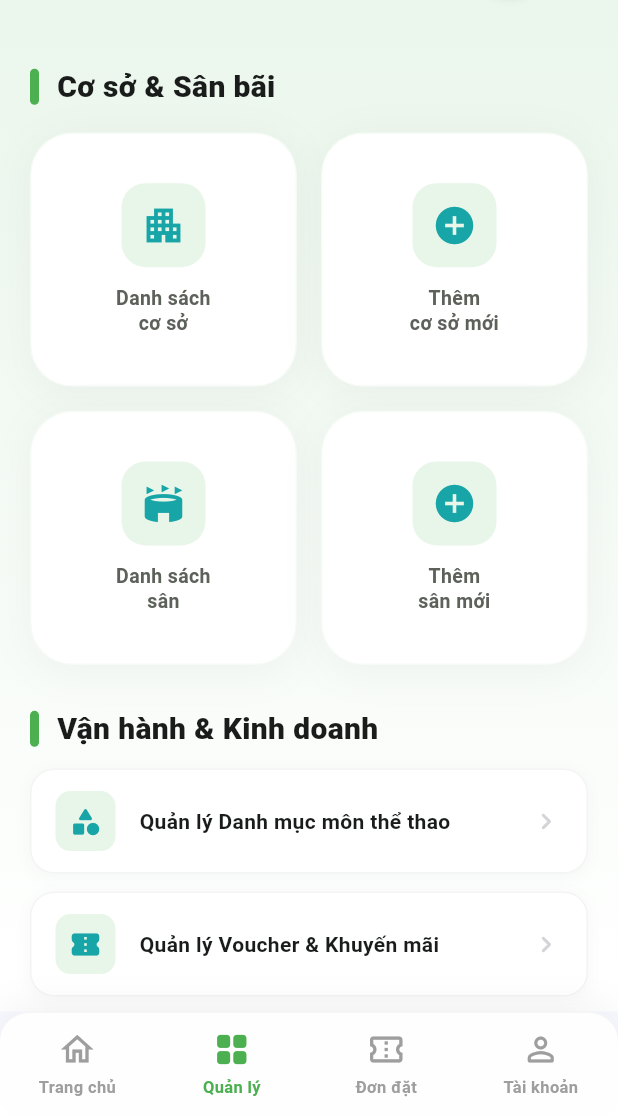
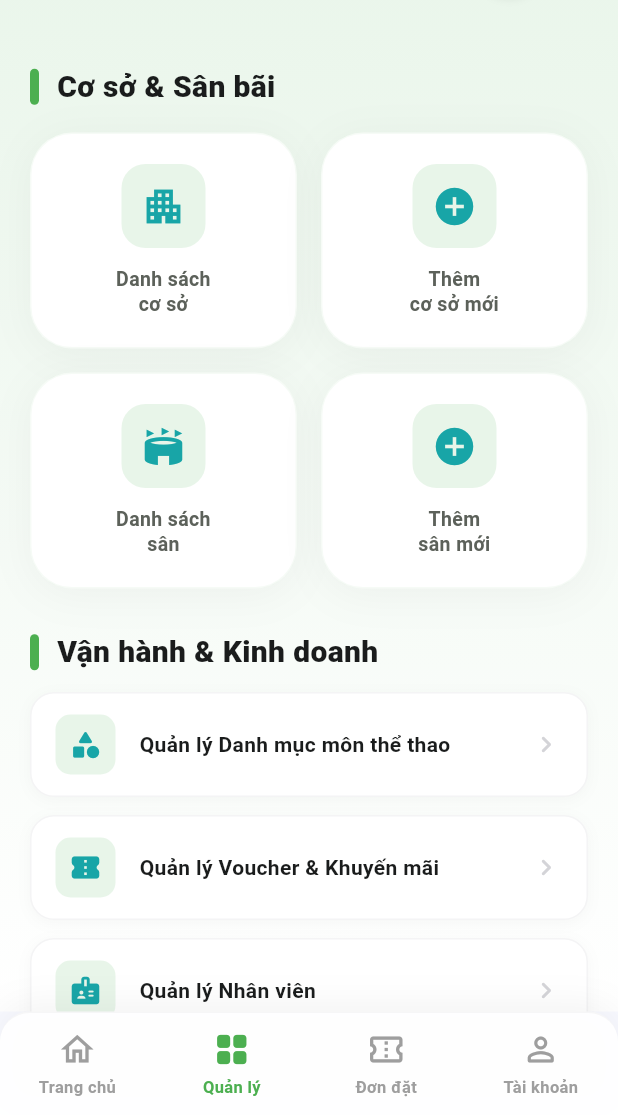
Before and after one commit to pn-knguyen/sportset_admin, a Flutter app: the ManagementScreen screen opened by its route, on a phone screen of 412 x 824 dp, the part 121-1236 px from its top. Run offline on Flutter 3.47's test engine with Material 3 defaults, Android fonts, the phone set to English and light mode, and no system bars; our stand-ins replace cloud_firestore, firebase_auth, firebase_core, firebase_storage, geocoding, geolocator and 2 more; accounts and stored records are empty; network calls fail.

Commit message:
update ui and save session for admin

```diff
--- a/lib/main.dart
+++ b/lib/main.dart
@@ -1,5 +1,6 @@
 import 'package:flutter/material.dart';
 import 'package:firebase_core/firebase_core.dart';
+import 'package:firebase_auth/firebase_auth.dart';
 import 'package:sportset_admin/routes/app_routes.dart';
 import 'package:sportset_admin/firebase_options.dart';
 import 'package:sportset_admin/services/setup_service.dart';
@@ -50,11 +51,14 @@
   // Debug: Show all accounts
   await SetupService.debugShowAllAccounts();
 
-  runApp(const MainApp());
+  final bool isLoggedIn = FirebaseAuth.instance.currentUser != null;
+
+  runApp(MainApp(isLoggedIn: isLoggedIn));
 }
 
 class MainApp extends StatelessWidget {
-  const MainApp({super.key});
+  final bool isLoggedIn;
+  const MainApp({super.key, required this.isLoggedIn});
 
   @override
   Widget build(BuildContext context) {
@@ -65,7 +69,7 @@
         colorScheme: ColorScheme.fromSeed(seedColor: Colors.blue),
         useMaterial3: true,
       ),
-      initialRoute: AppRoutes.login,
+      initialRoute: isLoggedIn ? AppRoutes.home : AppRoutes.login,
       routes: {
         // Auth
         AppRoutes.login: (context) => const LoginScreen(),
--- a/lib/screens/management/management_screen.dart
+++ b/lib/screens/management/management_screen.dart
@@ -185,35 +185,51 @@
   }
 
   Widget _buildFacilityGrid() {
-    return GridView.count(
-      shrinkWrap: true,
-      crossAxisCount: 2,
-      physics: const NeverScrollableScrollPhysics(),
-      crossAxisSpacing: 16,
-      mainAxisSpacing: 16,
-      childAspectRatio: 1.05,
-      children: [
-        _buildGridTile(
+    final tiles = [
+      _FacilityTileData(
         icon: Icons.apartment,
         label: 'Danh sách\ncơ sở',
-          onTap: () => Navigator.pushNamed(context, AppRoutes.facilities),
+        route: AppRoutes.facilities,
       ),
-        _buildGridTile(
+      _FacilityTileData(
         icon: Icons.add_circle,
         label: 'Thêm\ncơ sở mới',
-          onTap: () => Navigator.pushNamed(context, AppRoutes.facilityCreate),
+        route: AppRoutes.facilityCreate,
       ),
-        _buildGridTile(
+      _FacilityTileData(
         icon: Icons.stadium,
         label: 'Danh sách\nsân',
-          onTap: () => Navigator.pushNamed(context, AppRoutes.courts),
+        route: AppRoutes.courts,
       ),
-        _buildGridTile(
+      _FacilityTileData(
         icon: Icons.add_circle,
         label: 'Thêm\nsân mới',
-          onTap: () => Navigator.pushNamed(context, AppRoutes.courtCreate),
+        route: AppRoutes.courtCreate,
       ),
-      ],
+    ];
+
+    return LayoutBuilder(
+      builder: (context, constraints) {
+        const int crossAxisCount = 2;
+        const double spacing = 16;
+        final double itemWidth =
+            (constraints.maxWidth - spacing * (crossAxisCount - 1)) /
+            crossAxisCount;
+        return Wrap(
+          spacing: spacing,
+          runSpacing: spacing,
+          children: tiles.map((t) {
+            return SizedBox(
+              width: itemWidth,
+              child: _buildGridTile(
+                icon: t.icon,
+                label: t.label,
+                onTap: () => Navigator.pushNamed(context, t.route),
+              ),
+            );
+          }).toList(),
+        );
+      },
     );
   }
 
@@ -434,3 +450,14 @@
     );
   }
 }
+
+class _FacilityTileData {
+  final IconData icon;
+  final String label;
+  final String route;
+  const _FacilityTileData({
+    required this.icon,
+    required this.label,
+    required this.route,
+  });
+}
```
Also changed, not shown: lib/screens/home/home_screen.dart (+20 -14 lines). Lines whose indentation alone changed are shown as unchanged.
